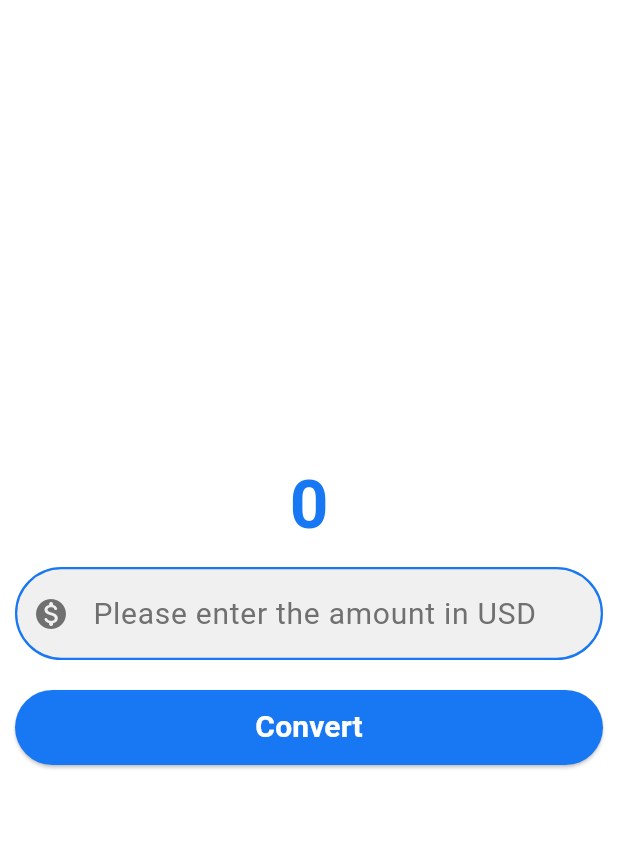
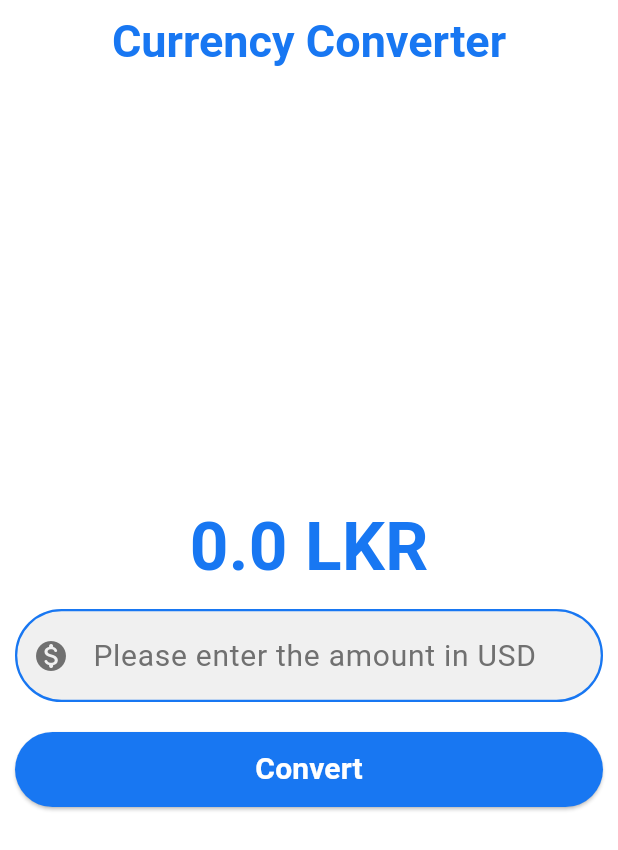
Before and after one commit to nostoc/currency-converter, a Flutter app: the screen it shows after launch, after a tap on "Convert", on a phone screen of 412 x 824 dp. Shown: the top 850 px of the screen. Run offline on Flutter 3.47's test engine with Material 3 defaults, Android fonts, the phone set to English and light mode, and no system bars.

```diff
--- a/lib/currency_converter_material_page.dart
+++ b/lib/currency_converter_material_page.dart
@@ -1,10 +1,20 @@
-import 'package:flutter/cupertino.dart';
-import 'package:flutter/foundation.dart';
 import 'package:flutter/material.dart';
-import 'package:flutter/widgets.dart';
 
-class CurrencyConverterMaterialPage extends StatelessWidget {
+//1. create a variable that stores the converted currency value
+//2. create a function that multiplies the input value by the conversion rate(i.e.,303.49)
+//3. store the converted value in the variable
+//4. display the converted value in the Text widget
+class CurrencyConverterMaterialPage extends StatefulWidget {
   const CurrencyConverterMaterialPage({super.key});
+  @override
+  State<CurrencyConverterMaterialPage> createState() =>
+      _CurrencyConverterMaterialPageState();
+}
+
+class _CurrencyConverterMaterialPageState
+    extends State<CurrencyConverterMaterialPage> {
+  double result = 0;
+  final TextEditingController textEditingController = TextEditingController();
 
   @override
   Widget build(BuildContext context) {
@@ -19,13 +29,26 @@ class CurrencyConverterMaterialPage extends StatelessWidget {
 
     return Scaffold(
       backgroundColor: const Color.fromRGBO(255, 255, 255, 1),
+      appBar: AppBar(
+        backgroundColor: const Color.fromRGBO(255, 255, 255, 1),
+        elevation: 0,
+        title: const Text(
+          "Currency Converter",
+          style: TextStyle(
+            color: Color.fromRGBO(24, 119, 242, 1),
+            fontSize: 30,
+            fontWeight: FontWeight.bold,
+          ),
+        ),
+        centerTitle: true,
+      ),
       body: Center(
         child: Column(
           mainAxisAlignment: MainAxisAlignment.center,
           children: [
-            const Text(
-              "0",
-              style: TextStyle(
+            Text(
+              "$result LKR",
+              style: const TextStyle(
                 fontSize: 45,
                 fontWeight: FontWeight.bold,
                 color: Color.fromRGBO(24, 119, 242, 1),
@@ -34,6 +57,7 @@ class CurrencyConverterMaterialPage extends StatelessWidget {
             Padding(
               padding: const EdgeInsets.all(10.0),
               child: TextField(
+                controller: textEditingController,
                 style: const TextStyle(
                   fontSize: 20,
                 ),
@@ -58,9 +82,9 @@ class CurrencyConverterMaterialPage extends StatelessWidget {
               padding: const EdgeInsets.all(10.0),
               child: ElevatedButton(
                 onPressed: () {
-                  if (kDebugMode) {
-                    print("Convert button pressed");
-                  }
+                  setState(() {
+                    result = double.parse(textEditingController.text) * 303.49;
+                  });
                 },
                 style: ElevatedButton.styleFrom(
                   backgroundColor: const Color.fromRGBO(24, 119, 242, 1),
@@ -70,13 +94,13 @@ class CurrencyConverterMaterialPage extends StatelessWidget {
                   minimumSize: const Size(double.infinity, 50),
                   foregroundColor: Colors.white,
                 ),
-                child: const Text("Convert",
-                style: TextStyle(
+                child: const Text(
+                  "Convert",
+                  style: TextStyle(
                     fontSize: 20,
                     fontWeight: FontWeight.bold,
-
+                  ),
                 ),
-                  ),
               ),
             ),
           ],
--- a/lib/main.dart
+++ b/lib/main.dart
@@ -11,7 +11,7 @@ class MyApp extends StatelessWidget {
 
   @override
   Widget build(BuildContext context) {
-    return const MaterialApp(
+    return const  MaterialApp(
       home: CurrencyConverterMaterialPage(),
     );
   }
```
